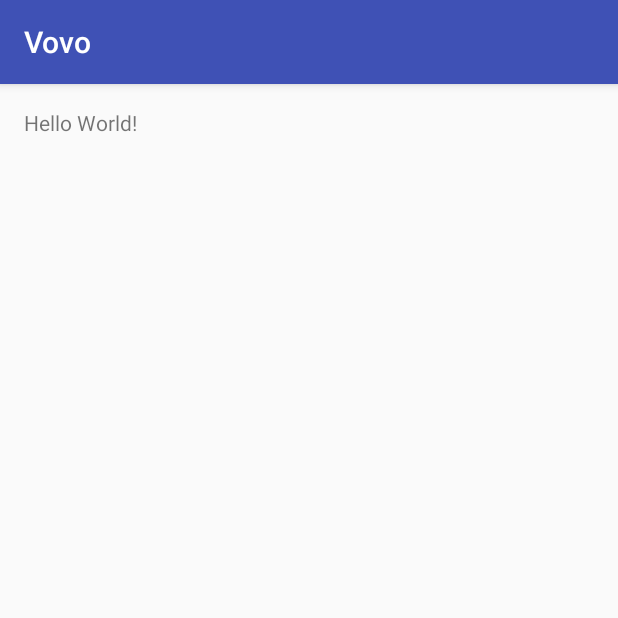
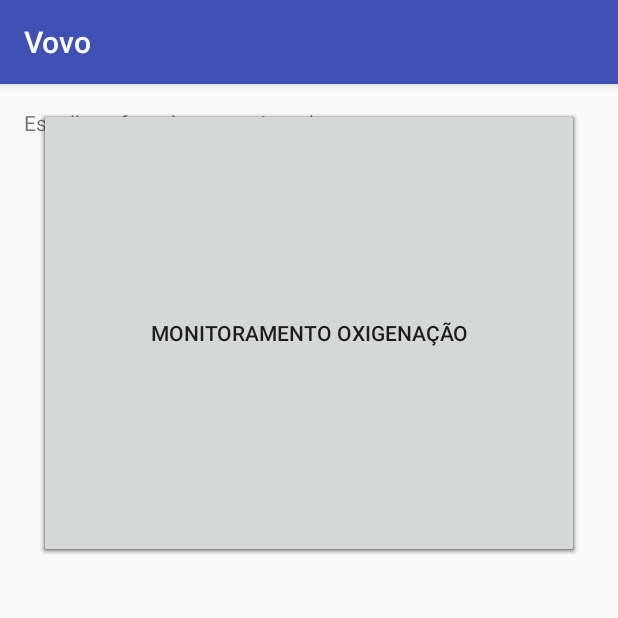
Before and after one commit to pedrocunial/Hackathon2016-1, an Android app: the screen it shows after launch (MainActivity), on a phone screen of 412 x 824 dp, the top half of it. Run offline under Robolectric (Android 15) with nearby library versions, the phone set to English and light mode, and no system bars.

Commit message:
criando botoes

```diff
--- a/app/src/main/java/br/edu/insper/hackathon2/MainActivity.java
+++ b/app/src/main/java/br/edu/insper/hackathon2/MainActivity.java
@@ -2,6 +2,7 @@ package br.edu.insper.hackathon2;
 
 import android.support.v7.app.AppCompatActivity;
 import android.os.Bundle;
+import android.widget.Button;
 
 public class MainActivity extends AppCompatActivity {
 
@@ -10,6 +11,9 @@ public class MainActivity extends AppCompatActivity {
         super.onCreate(savedInstanceState);
         setContentView(R.layout.activity_main);
 
+        Button buttonHeart = (Button) findViewById(R.id.btn_heartbeat);
+
+
 
     }
 }
--- a/app/src/main/res/layout/activity_main.xml
+++ b/app/src/main/res/layout/activity_main.xml
@@ -12,5 +12,38 @@
     <TextView
         android:layout_width="wrap_content"
         android:layout_height="wrap_content"
-        android:text="Hello World!" />
+        android:text="Escolha o fator à ser monitorado" />
+
+    <Button
+        android:layout_width="match_parent"
+        android:layout_height="300dp"
+        android:layout_marginRight="10dp"
+        android:layout_marginLeft="10dp"
+        android:text="@string/monitoramento_cardiaco"
+        android:id="@+id/btn_heartbeat"/>
+
+    <Button
+        android:layout_width="match_parent"
+        android:layout_height="300dp"
+        android:layout_marginRight="10dp"
+        android:layout_marginLeft="10dp"
+        android:text="@string/monitoramento_temperatura"
+        android:id="@+id/btn_temp"/>
+
+    <Button
+        android:layout_width="match_parent"
+        android:layout_height="300dp"
+        android:layout_marginRight="10dp"
+        android:layout_marginLeft="10dp"
+        android:text="Monitoramento Movimentação"
+        android:id="@+id/btn_move"/>
+
+    <Button
+        android:layout_width="match_parent"
+        android:layout_height="300dp"
+        android:layout_marginRight="10dp"
+        android:layout_marginLeft="10dp"
+        android:text="Monitoramento Oxigenação"
+        android:id="@+id/btn_oxigen"/>
+
 </RelativeLayout>
--- a/app/src/main/res/values/strings.xml
+++ b/app/src/main/res/values/strings.xml
@@ -1,3 +1,6 @@
 <resources>
     <string name="app_name">Vovo</string>
+    <string name="monitoramento_glicose">Monitoramento Glicose</string>
+    <string name="monitoramento_temperatura">Monitoramento Temperatura</string>
+    <string name="monitoramento_cardiaco">Monitoramento Cardiaco</string>
 </resources>
```
